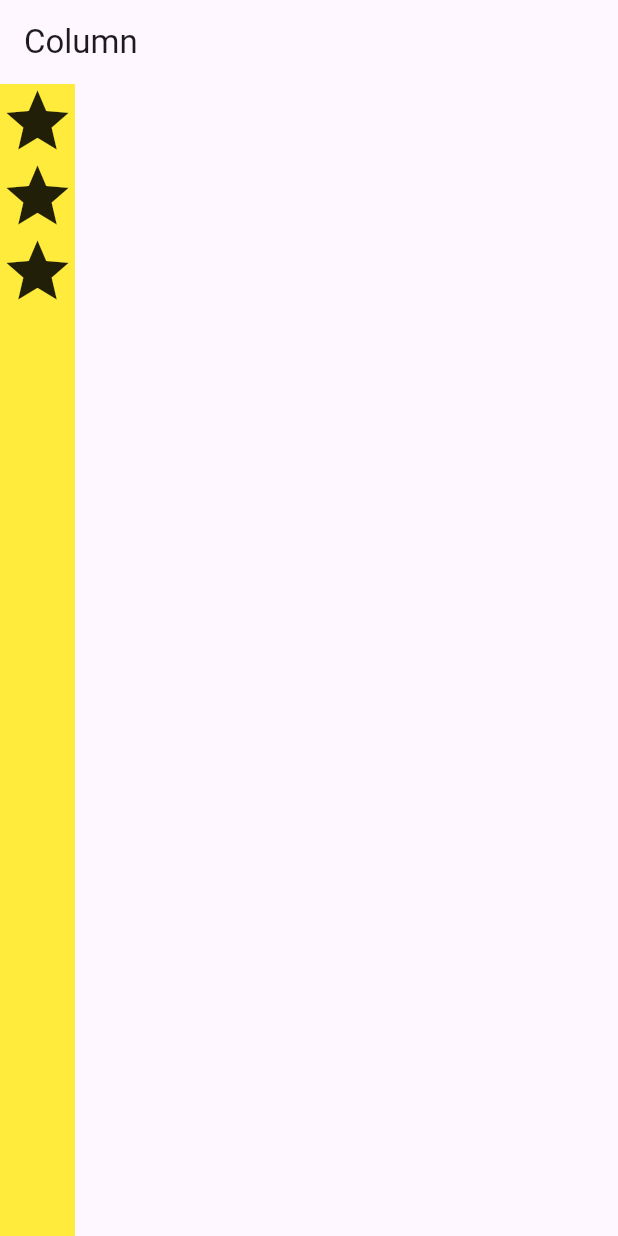
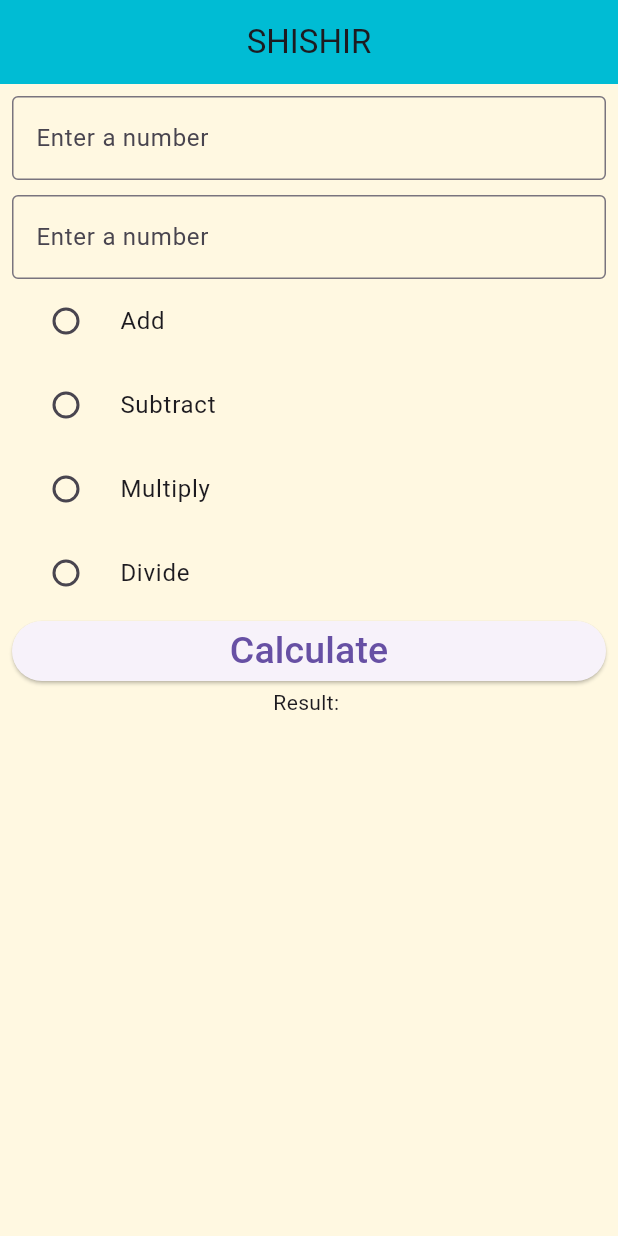
Before and after one commit to shiX0/test_app, a Flutter app: the screen it shows after launch, on a phone screen of 412 x 824 dp. Run offline on Flutter 3.47's test engine with Material 3 defaults, Android fonts, the phone set to English and light mode, and no system bars.

Commit message:
done radiobutton

```diff
--- a/lib/app/app.dart
+++ b/lib/app/app.dart
@@ -4,6 +4,7 @@ import 'package:test_app/screen/column_screen.dart';
 import 'package:test_app/screen/dashboard_screen.dart';
 import 'package:test_app/screen/hello_world_screen.dart';
 import 'package:test_app/screen/layout_screen.dart';
+import 'package:test_app/screen/radio_screen.dart';
 import 'package:test_app/screen/simple_intrest_screen.dart';
 
 class App extends StatelessWidget {
@@ -12,7 +13,7 @@ class App extends StatelessWidget {
   @override
   Widget build(BuildContext context) {
     return const MaterialApp(
-      home: ColumnScreen(),
+      home: RadioScreen(),
     );
   }
 }
--- a/lib/screen/column_screen.dart
+++ b/lib/screen/column_screen.dart
@@ -11,21 +11,14 @@ class ColumnScreen extends StatelessWidget {
         ),
         body: Container(
           color: Colors.yellow,
-          child: const Column(
-            mainAxisAlignment: MainAxisAlignment.start,
+          width: double.infinity,
+          child: Column(
+            crossAxisAlignment: CrossAxisAlignment.stretch,
+            mainAxisAlignment: MainAxisAlignment.center,
             children: [
-              Icon(
-                Icons.star,
-                size: 50,
-              ),
-              Icon(
-                Icons.star,
-                size: 50,
-              ),
-              Icon(
-                Icons.star,
-                size: 50,
-              )
+              ElevatedButton(onPressed: () {}, child: const Text('button1')),
+              ElevatedButton(onPressed: () {}, child: const Text('button2')),
+              ElevatedButton(onPressed: () {}, child: const Text('button3')),
             ],
           ),
         ));
--- /dev/null
+++ b/lib/screen/radio_screen.dart
@@ -0,0 +1,144 @@
+import 'package:flutter/material.dart';
+
+class RadioScreen extends StatefulWidget {
+  const RadioScreen({Key? key}) : super(key: key);
+
+  @override
+  State<RadioScreen> createState() => _RadioScreenState();
+}
+
+class _RadioScreenState extends State<RadioScreen> {
+  double? first;
+  double? second;
+  double? output;
+
+  double? _result;
+  final myKey = GlobalKey<FormState>();
+
+  @override
+  Widget build(BuildContext context) {
+    return Scaffold(
+      backgroundColor: Colors.amber[50],
+      appBar: AppBar(
+        title: const Text("SHISHIR"),
+        backgroundColor: Colors.cyan,
+        centerTitle: true,
+      ),
+      body: Form(
+        key: myKey,
+        child: Padding(
+          padding: const EdgeInsets.all(8.0),
+          child: Column(
+            children: [
+              TextFormField(
+                validator: (value) {
+                  if (value == null || value.isEmpty) {
+                    return "Enter a Number";
+                  } else {
+                    return null;
+                  }
+                },
+                onChanged: (value) {
+                  first = double.tryParse(value);
+                },
+                keyboardType: TextInputType.number,
+                decoration: const InputDecoration(
+                  labelText: "Enter a number",
+                  border: OutlineInputBorder(),
+                ),
+              ),
+              const SizedBox(
+                height: 10,
+              ),
+              TextFormField(
+                validator: (value) {
+                  if (value == null || value.isEmpty) {
+                    return "Enter a Number";
+                  } else {
+                    return null;
+                  }
+                },
+                onChanged: (value) {
+                  second = double.tryParse(value);
+                },
+                keyboardType: TextInputType.number,
+                decoration: const InputDecoration(
+                  labelText: "Enter a number",
+                  border: OutlineInputBorder(),
+                ),
+              ),
+              RadioListTile(
+                  title: const Text('Add'),
+                  value: 1.0,
+                  groupValue: _result,
+                  onChanged: (value) {
+                    setState(() {
+                      _result = value;
+                    });
+                  }),
+              RadioListTile(
+                  title: const Text('Subtract'),
+                  value: 2.0,
+                  groupValue: _result,
+                  onChanged: (value) {
+                    setState(() {
+                      _result = value;
+                    });
+                  }),
+              RadioListTile(
+                  title: const Text('Multiply'),
+                  value: 3.0,
+                  groupValue: _result,
+                  onChanged: (value) {
+                    setState(() {
+                      _result = value;
+                    });
+                  }),
+              RadioListTile(
+                  title: const Text('Divide'),
+                  value: 4.0,
+                  groupValue: _result,
+                  onChanged: (value) {
+                    setState(() {
+                      _result = value;
+                    });
+                  }),
+              SizedBox(
+                width: double.infinity,
+                child: ElevatedButton(
+                  onPressed: () {
+                    if (first != null && second != null && _result != null) {
+                      setState(() {
+                        switch (_result) {
+                          case 1.0:
+                            output = first! + second!;
+                            break;
+                          case 2.0:
+                            output = first! - second!;
+                            break;
+                          case 3.0:
+                            output = first! * second!;
+                            break;
+                          case 4.0:
+                            output = first! / second!;
+                            break;
+                        }
+                      });
+                    }
+                  },
+                  child: const Text(
+                    'Calculate',
+                    style: TextStyle(
+                      fontSize: 25,
+                    ),
+                  ),
+                ),
+              ),
+              Text('Result: ${output ?? ""}')
+            ],
+          ),
+        ),
+      ),
+    );
+  }
+}
```
